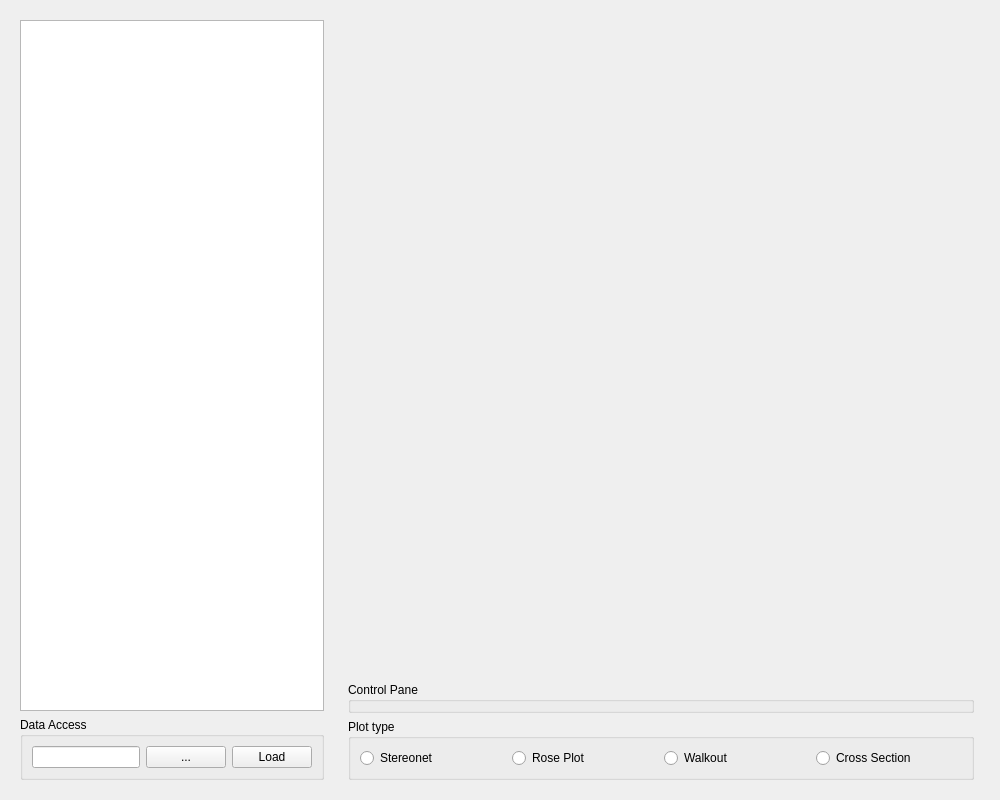
First picture: the form in advanceddippane.ui, repository Crystal-Dragon-Liu/StructureInsight, before the edit.
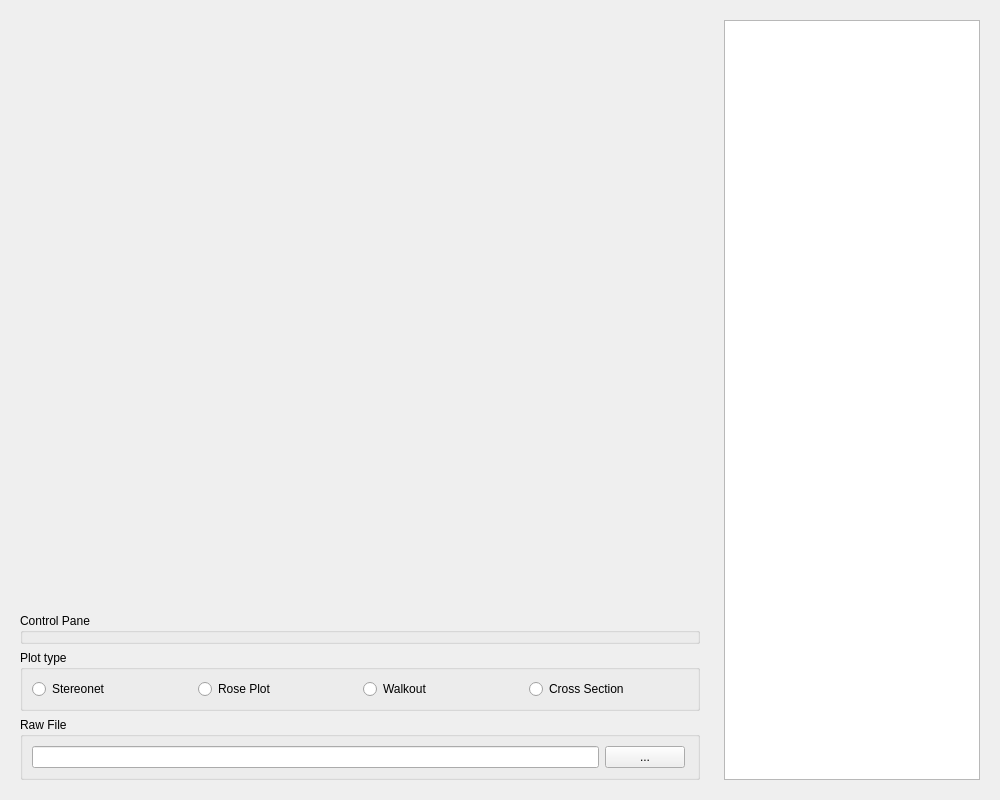
Second picture: the form after the edit.

Patch:
```diff
--- a/advanceddippane.ui
+++ b/advanceddippane.ui
@@ -14,59 +14,6 @@
    <string>Form</string>
   </property>
   <layout class="QHBoxLayout" name="horizontalLayout">
-   <item>
-    <widget class="QWidget" name="zonationWidget" native="true">
-     <property name="sizePolicy">
-      <sizepolicy hsizetype="Fixed" vsizetype="Expanding">
-       <horstretch>0</horstretch>
-       <verstretch>0</verstretch>
-      </sizepolicy>
-     </property>
-     <property name="minimumSize">
-      <size>
-       <width>200</width>
-       <height>0</height>
-      </size>
-     </property>
-     <layout class="QVBoxLayout" name="verticalLayout_2">
-      <item>
-       <widget class="QListWidget" name="listWidget"/>
-      </item>
-      <item>
-       <widget class="QGroupBox" name="dataAccess">
-        <property name="sizePolicy">
-         <sizepolicy hsizetype="Expanding" vsizetype="Fixed">
-          <horstretch>0</horstretch>
-          <verstretch>0</verstretch>
-         </sizepolicy>
-        </property>
-        <property name="title">
-         <string>Data Access</string>
-        </property>
-        <layout class="QHBoxLayout" name="horizontalLayout_2">
-         <item>
-          <widget class="QLineEdit" name="lineEdit"/>
-         </item>
-         <item>
-          <widget class="QPushButton" name="browserBtn">
-           <property name="text">
-            <string>...</string>
-           </property>
-          </widget>
-         </item>
-         <item>
-          <widget class="QPushButton" name="loadDataBtn">
-           <property name="text">
-            <string>Load</string>
-           </property>
-          </widget>
-         </item>
-        </layout>
-       </widget>
-      </item>
-     </layout>
-    </widget>
-   </item>
    <item>
     <widget class="QWidget" name="widget" native="true">
      <property name="sizePolicy">
@@ -197,11 +144,75 @@
         </layout>
        </widget>
       </item>
+      <item>
+       <widget class="QGroupBox" name="dataAccess">
+        <property name="sizePolicy">
+         <sizepolicy hsizetype="Expanding" vsizetype="Fixed">
+          <horstretch>0</horstretch>
+          <verstretch>0</verstretch>
+         </sizepolicy>
+        </property>
+        <property name="title">
+         <string>Raw File</string>
+        </property>
+        <layout class="QHBoxLayout" name="horizontalLayout_2">
+         <property name="rightMargin">
+          <number>12</number>
+         </property>
+         <item>
+          <widget class="QLineEdit" name="lineEdit"/>
+         </item>
+         <item>
+          <widget class="QPushButton" name="browserBtn">
+           <property name="text">
+            <string>...</string>
+           </property>
+          </widget>
+         </item>
+        </layout>
+       </widget>
+      </item>
      </layout>
     </widget>
    </item>
    <item>
-    <widget class="QWidget" name="rightPropertyPanelWrapper" native="true"/>
+    <widget class="QWidget" name="rightPropertyPanelWrapper" native="true">
+     <layout class="QVBoxLayout" name="verticalLayout_3">
+      <item>
+       <widget class="QWidget" name="zonationWidget" native="true">
+        <property name="sizePolicy">
+         <sizepolicy hsizetype="Fixed" vsizetype="Expanding">
+          <horstretch>0</horstretch>
+          <verstretch>0</verstretch>
+         </sizepolicy>
+        </property>
+        <property name="minimumSize">
+         <size>
+          <width>200</width>
+          <height>0</height>
+         </size>
+        </property>
+        <layout class="QVBoxLayout" name="verticalLayout_2">
+         <property name="leftMargin">
+          <number>0</number>
+         </property>
+         <property name="topMargin">
+          <number>0</number>
+         </property>
+         <property name="rightMargin">
+          <number>0</number>
+         </property>
+         <property name="bottomMargin">
+          <number>0</number>
+         </property>
+         <item>
+          <widget class="QListWidget" name="listWidget"/>
+         </item>
+        </layout>
+       </widget>
+      </item>
+     </layout>
+    </widget>
    </item>
   </layout>
  </widget>
```
